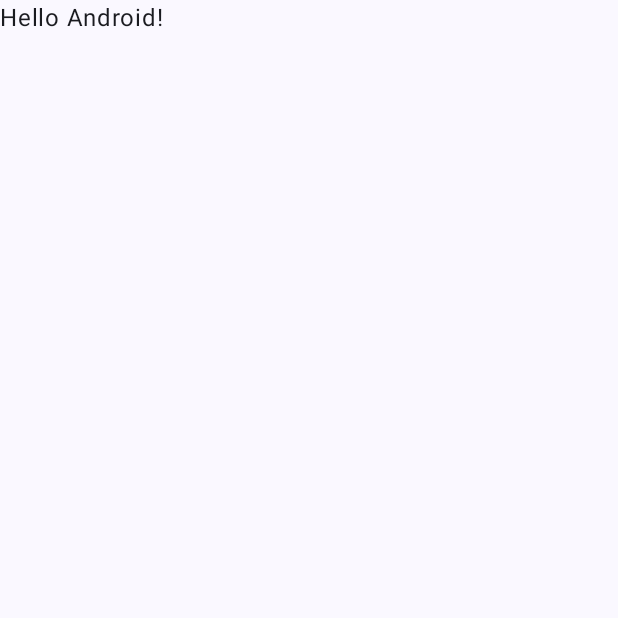
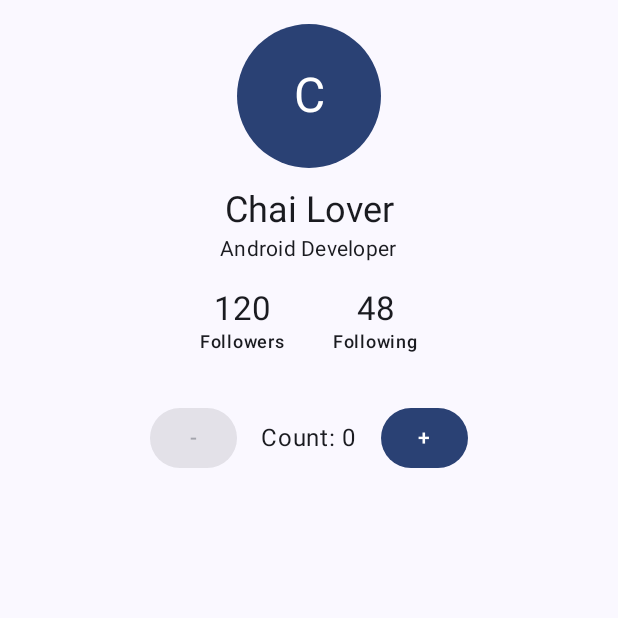
Before and after one commit to jaythanki18/Android-ChaiPrep-Roadmap, an Android app built with Jetpack Compose: the screen it shows after launch (MainActivity), on a phone screen of 412 x 824 dp, the top half of it. Before the commit the part shown is almost empty. Run offline under Robolectric (Android 15) with nearby library versions, the phone set to English and light mode, and no system bars.

Commit message:
Week 1 Day 1: declarative UI basics in Compose Add CounterScreen and ProfileScreen, wire into MainActivity, plus Day 1 notes and DAYS.md log.
Co-Authored-By: Claude Sonnet 5.5 <noreply@anthropic.com>

```diff
--- a/Week1/Declarative-UI-with-Jetpack-Compose/app/src/main/java/com/example/declarative_ui_with_jetpack_compose/MainActivity.kt
+++ b/Week1/Declarative-UI-with-Jetpack-Compose/app/src/main/java/com/example/declarative_ui_with_jetpack_compose/MainActivity.kt
@@ -4,13 +4,16 @@ import android.os.Bundle
 import androidx.activity.ComponentActivity
 import androidx.activity.compose.setContent
 import androidx.activity.enableEdgeToEdge
+import androidx.compose.foundation.layout.Column
 import androidx.compose.foundation.layout.fillMaxSize
 import androidx.compose.foundation.layout.padding
 import androidx.compose.material3.Scaffold
-import androidx.compose.material3.Text
 import androidx.compose.runtime.Composable
+import androidx.compose.ui.Alignment
 import androidx.compose.ui.Modifier
 import androidx.compose.ui.tooling.preview.Preview
+import com.example.declarative_ui_with_jetpack_compose.day1.CounterScreen
+import com.example.declarative_ui_with_jetpack_compose.day1.ProfileScreen
 import com.example.declarative_ui_with_jetpack_compose.ui.theme.DeclarativeUIwithJetpackComposeTheme
 
 class MainActivity : ComponentActivity() {
@@ -20,10 +23,7 @@ class MainActivity : ComponentActivity() {
         setContent {
             DeclarativeUIwithJetpackComposeTheme {
                 Scaffold(modifier = Modifier.fillMaxSize()) { innerPadding ->
-                    Greeting(
-                        name = "Android",
-                        modifier = Modifier.padding(innerPadding)
-                    )
+                    Day1Screen(modifier = Modifier.padding(innerPadding))
                 }
             }
         }
@@ -31,17 +31,17 @@ class MainActivity : ComponentActivity() {
 }
 
 @Composable
-fun Greeting(name: String, modifier: Modifier = Modifier) {
-    Text(
-        text = "Hello $name!",
-        modifier = modifier
-    )
+fun Day1Screen(modifier: Modifier = Modifier) {
+    Column(modifier = modifier, horizontalAlignment = Alignment.CenterHorizontally) {
+        ProfileScreen(name = "Chai Lover", role = "Android Developer", followers = 120, following = 48)
+        CounterScreen()
+    }
 }
 
 @Preview(showBackground = true)
 @Composable
-fun GreetingPreview() {
+fun Day1ScreenPreview() {
     DeclarativeUIwithJetpackComposeTheme {
-        Greeting("Android")
+        Day1Screen()
     }
 }
--- /dev/null
+++ b/Week1/Declarative-UI-with-Jetpack-Compose/app/src/main/java/com/example/declarative_ui_with_jetpack_compose/day1/CounterScreen.kt
@@ -0,0 +1,63 @@
+package com.example.declarative_ui_with_jetpack_compose.day1
+
+import androidx.compose.foundation.layout.Arrangement
+import androidx.compose.foundation.layout.Row
+import androidx.compose.foundation.layout.padding
+import androidx.compose.material3.Button
+import androidx.compose.material3.Text
+import androidx.compose.runtime.Composable
+import androidx.compose.runtime.getValue
+import androidx.compose.runtime.mutableIntStateOf
+import androidx.compose.runtime.saveable.rememberSaveable
+import androidx.compose.runtime.setValue
+import androidx.compose.ui.Alignment
+import androidx.compose.ui.Modifier
+import androidx.compose.ui.tooling.preview.Preview
+import androidx.compose.ui.unit.dp
+import com.example.declarative_ui_with_jetpack_compose.ui.theme.DeclarativeUIwithJetpackComposeTheme
+
+// Stateless: receives the value and reports events; owns no state.
+@Composable
+fun Counter(
+    count: Int,
+    onIncrement: () -> Unit,
+    onDecrement: () -> Unit,
+    modifier: Modifier = Modifier
+) {
+    Row(
+        modifier = modifier.padding(16.dp),
+        verticalAlignment = Alignment.CenterVertically,
+        horizontalArrangement = Arrangement.spacedBy(16.dp)
+    ) {
+        Button(onClick = onDecrement, enabled = count > 0) { Text("-") }
+        Text(text = "Count: $count")
+        Button(onClick = onIncrement) { Text("+") }
+    }
+}
+
+// Stateful: owns the state and hoists it into the stateless Counter.
+@Composable
+fun CounterScreen(modifier: Modifier = Modifier) {
+    // rememberSaveable survives rotation; plain remember would not.
+    var count by rememberSaveable { mutableIntStateOf(0) }
+    Counter(
+        count = count,
+        onIncrement = { count++ },
+        onDecrement = { count-- },
+        modifier = modifier
+    )
+}
+
+@Preview(showBackground = true)
+@Composable
+private fun CounterPreview() {
+    DeclarativeUIwithJetpackComposeTheme {
+        Counter(count = 3, onIncrement = {}, onDecrement = {})
+    }
+}
+
+@Preview(showBackground = true)
+@Composable
+private fun CounterScreenPreview() {
+    DeclarativeUIwithJetpackComposeTheme { CounterScreen() }
+}
--- /dev/null
+++ b/Week1/Declarative-UI-with-Jetpack-Compose/app/src/main/java/com/example/declarative_ui_with_jetpack_compose/day1/ProfileScreen.kt
@@ -0,0 +1,77 @@
+package com.example.declarative_ui_with_jetpack_compose.day1
+
+import androidx.compose.foundation.background
+import androidx.compose.foundation.layout.Box
+import androidx.compose.foundation.layout.Column
+import androidx.compose.foundation.layout.Row
+import androidx.compose.foundation.layout.Spacer
+import androidx.compose.foundation.layout.fillMaxWidth
+import androidx.compose.foundation.layout.padding
+import androidx.compose.foundation.layout.size
+import androidx.compose.foundation.layout.width
+import androidx.compose.foundation.shape.CircleShape
+import androidx.compose.material3.MaterialTheme
+import androidx.compose.material3.Text
+import androidx.compose.runtime.Composable
+import androidx.compose.ui.Alignment
+import androidx.compose.ui.Modifier
+import androidx.compose.ui.draw.clip
+import androidx.compose.ui.tooling.preview.Preview
+import androidx.compose.ui.unit.dp
+import com.example.declarative_ui_with_jetpack_compose.ui.theme.DeclarativeUIwithJetpackComposeTheme
+
+@Composable
+fun ProfileScreen(
+    name: String,
+    role: String,
+    followers: Int,
+    following: Int,
+    modifier: Modifier = Modifier
+) {
+    Column(
+        modifier = modifier
+            .fillMaxWidth()
+            .padding(16.dp),
+        horizontalAlignment = Alignment.CenterHorizontally
+    ) {
+        // Box stacks the initial on top of the colored circle.
+        Box(
+            modifier = Modifier
+                .size(96.dp)
+                .clip(CircleShape)
+                .background(MaterialTheme.colorScheme.primary),
+            contentAlignment = Alignment.Center
+        ) {
+            Text(
+                text = name.first().uppercase(),
+                style = MaterialTheme.typography.headlineLarge,
+                color = MaterialTheme.colorScheme.onPrimary
+            )
+        }
+        Spacer(Modifier.size(12.dp))
+        Text(text = name, style = MaterialTheme.typography.headlineSmall)
+        Text(text = role, style = MaterialTheme.typography.bodyMedium)
+        Spacer(Modifier.size(16.dp))
+        Row(verticalAlignment = Alignment.CenterVertically) {
+            Stat(label = "Followers", value = followers)
+            Spacer(Modifier.width(32.dp))
+            Stat(label = "Following", value = following)
+        }
+    }
+}
+
+@Composable
+private fun Stat(label: String, value: Int) {
+    Column(horizontalAlignment = Alignment.CenterHorizontally) {
+        Text(text = value.toString(), style = MaterialTheme.typography.titleLarge)
+        Text(text = label, style = MaterialTheme.typography.labelMedium)
+    }
+}
+
+@Preview(showBackground = true)
+@Composable
+private fun ProfileScreenPreview() {
+    DeclarativeUIwithJetpackComposeTheme {
+        ProfileScreen(name = "Chai Lover", role = "Android Developer", followers = 120, following = 48)
+    }
+}
```
Also changed, not shown: 2 other files.
